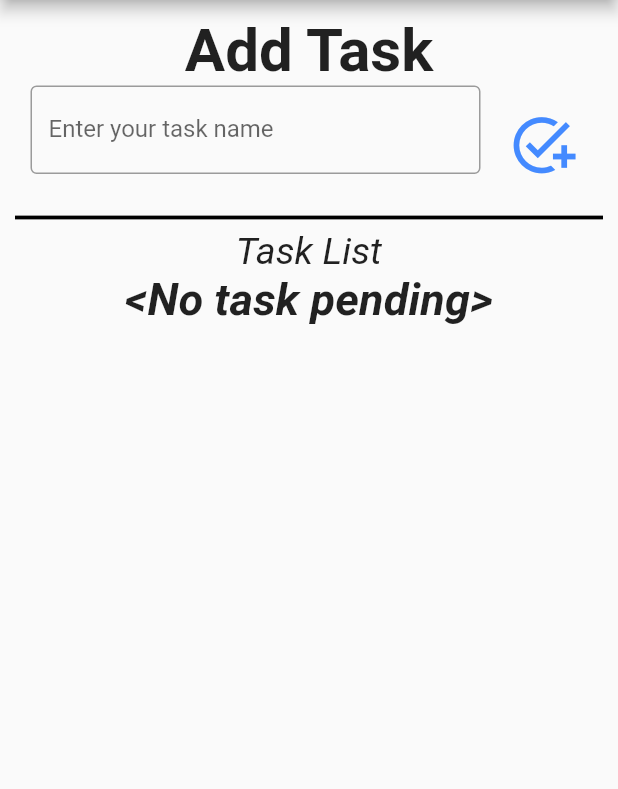
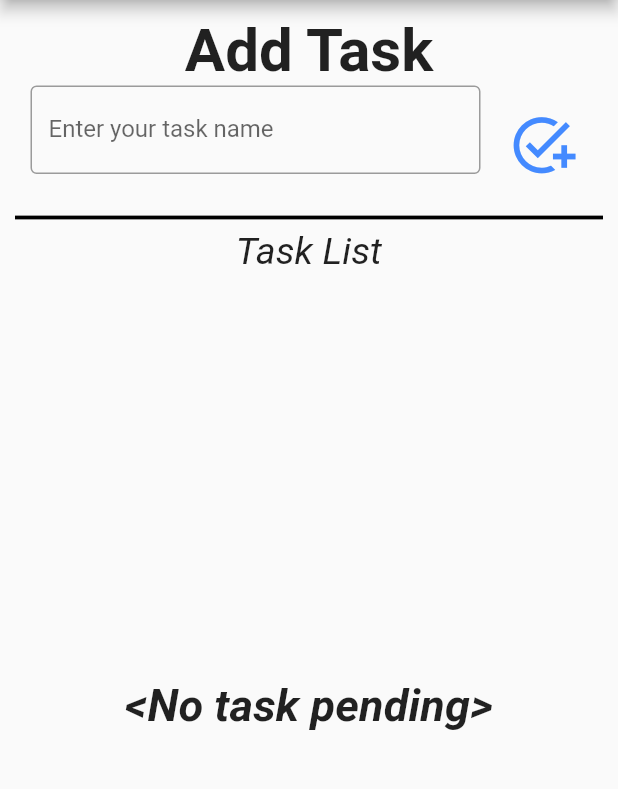
Before and after one commit to aswinpraja/todoapp1, a Flutter app: the screen it shows after launch, on a phone screen of 412 x 824 dp, the part 84-873 px from its top. Run offline on Flutter 3.47's test engine with Material 2 defaults, Android fonts, the phone set to English and light mode, and no system bars.

Commit message:
Fixed layout issue on opening the keyboard

```diff
--- a/lib/todoappui.dart
+++ b/lib/todoappui.dart
@@ -65,7 +65,7 @@ class _TodoAppPageState extends State<TodoAppPage> {
                     fontStyle:  FontStyle.italic,
                       fontSize: 25)
               ),
-              showTaskList(),
+              Expanded(child: showTaskList(),)
               ],
           ),
         ),
```
